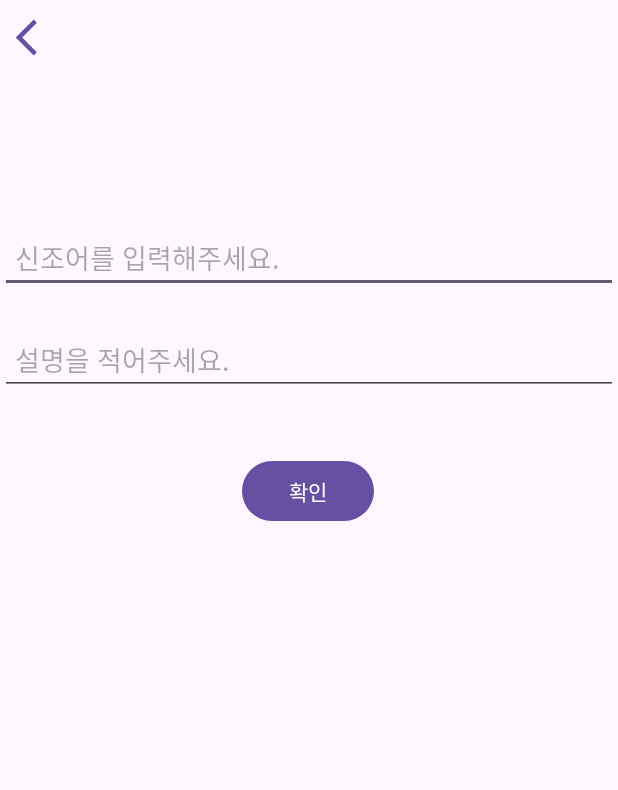
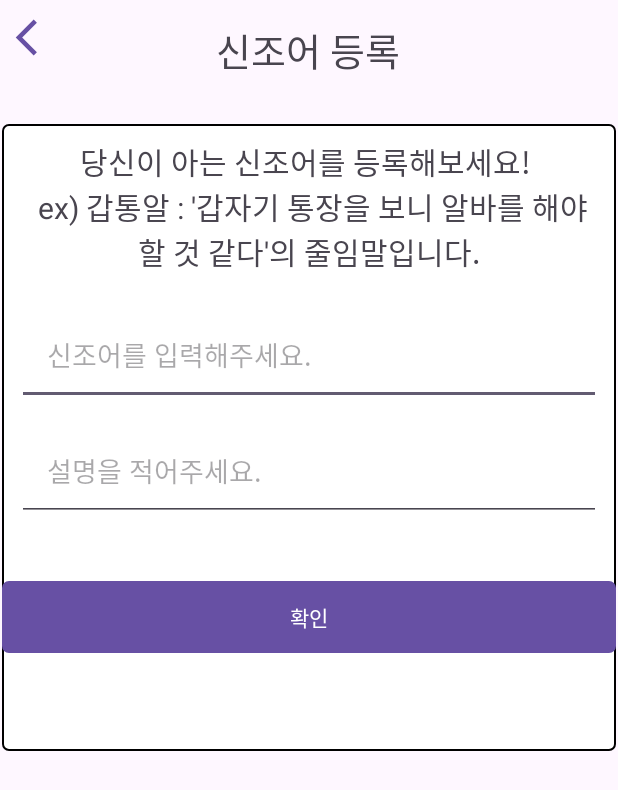
Before and after one commit to Taron8530/vocalist, an Android app: the layout fragment_word_add.xml on its own in the app's theme, with its tools: preview values and no code run, on a phone screen of 412 x 824 dp. Shown: the top 790 px of the screen. Run offline under Robolectric (Android 15) with nearby library versions, the phone set to English and light mode, and no system bars.

Commit message:
레이아웃 바꾸기

```diff
--- a/app/src/main/java/com/example/vocalist/ApiInterface.java
+++ b/app/src/main/java/com/example/vocalist/ApiInterface.java
@@ -18,7 +18,7 @@ public interface ApiInterface {
     Call<CoinedWordPojoClass> searchCoinedWord(
             @Query("search") String word
     );
-    @GET("WordLoad.php")
+    @GET("WordLoad10.php")
     Call<CoinedWordPojoClass> searchCoinedShowWord(
     );
     @GET("WordAdd.php")
--- a/app/src/main/java/com/example/vocalist/CoinedWordFragment.java
+++ b/app/src/main/java/com/example/vocalist/CoinedWordFragment.java
@@ -52,6 +52,7 @@ public class CoinedWordFragment extends Fragment {
         super.onViewCreated(view, savedInstanceState);
         init();
         initListener();
+        startShowData();
     }
     @Override
     public void onAttach(@NonNull Context context) {
@@ -123,7 +124,7 @@ public class CoinedWordFragment extends Fragment {
     }
     public void startShowData(){
         ApiInterface apiInterface = retrofit.create(ApiInterface.class);
-        Call<CoinedWordPojoClass> call = apiInterface.searchCoinedWord("나무");
+        Call<CoinedWordPojoClass> call = apiInterface.searchCoinedShowWord();
         call.enqueue(new Callback<CoinedWordPojoClass>() {
             @Override
             public void onResponse(Call<CoinedWordPojoClass> call, Response<CoinedWordPojoClass> response) {
--- a/app/src/main/java/com/example/vocalist/SearchWordFragment.java
+++ b/app/src/main/java/com/example/vocalist/SearchWordFragment.java
@@ -103,7 +103,7 @@ public class SearchWordFragment extends Fragment {
     }
     public void startShowData(){
         ApiInterface apiInterface = retrofit.create(ApiInterface.class);
-        Call<WordPojoClass> call = apiInterface.searchWord(getResources().getString(R.string.wordApiKey),"사람","json");
+        Call<WordPojoClass> call = apiInterface.searchWord(getResources().getString(R.string.wordApiKey),"벌","json");
         call.enqueue(new Callback<WordPojoClass>() {
             @Override
             public void onResponse(Call<WordPojoClass> call, Response<WordPojoClass> response) {
--- a/app/src/main/java/com/example/vocalist/TranslationFragment.java
+++ b/app/src/main/java/com/example/vocalist/TranslationFragment.java
@@ -92,9 +92,11 @@ public class TranslationFragment extends Fragment {
         translationButton.setOnClickListener(new View.OnClickListener() {
             @Override
             public void onClick(View v) {
-                BackgroundTask task = new BackgroundTask();
-                String tmp = inputEditText.getText().toString();
-                task.execute(tmp);
+                if(!inputEditText.getText().toString().equals("")){
+                    BackgroundTask task = new BackgroundTask();
+                    String tmp = inputEditText.getText().toString();
+                    task.execute(tmp);
+                }
             }
         });
     }
--- a/app/src/main/res/drawable/ic_change_foreground.xml
+++ b/app/src/main/res/drawable/ic_change_foreground.xml
@@ -10,6 +10,9 @@
       android:translateY="5.04">
     <path
         android:fillColor="@android:color/white"
-        android:pathData="M12,2C6.48,2 2,6.48 2,12c0,5.52 4.48,10 10,10s10,-4.48 10,-10C22,6.48 17.52,2 12,2zM12.06,19v-2.01c-0.02,0 -0.04,0 -0.06,0c-1.28,0 -2.56,-0.49 -3.54,-1.46c-1.71,-1.71 -1.92,-4.35 -0.64,-6.29l1.1,1.1c-0.71,1.33 -0.53,3.01 0.59,4.13c0.7,0.7 1.62,1.03 2.54,1.01v-2.14l2.83,2.83L12.06,19zM16.17,14.76l-1.1,-1.1c0.71,-1.33 0.53,-3.01 -0.59,-4.13C13.79,8.84 12.9,8.5 12,8.5c-0.02,0 -0.04,0 -0.06,0v2.15L9.11,7.83L11.94,5v2.02c1.3,-0.02 2.61,0.45 3.6,1.45C17.24,10.17 17.45,12.82 16.17,14.76z"/>
+        android:pathData="M6.41,6l-1.41,1.41l4.58,4.59l-4.58,4.59l1.41,1.41l6,-6z"/>
+    <path
+        android:fillColor="@android:color/white"
+        android:pathData="M13,6l-1.41,1.41l4.58,4.59l-4.58,4.59l1.41,1.41l6,-6z"/>
   </group>
 </vector>
--- a/app/src/main/res/layout/fragment_translation.xml
+++ b/app/src/main/res/layout/fragment_translation.xml
@@ -46,8 +46,7 @@
         android:layout_marginEnd="10dp"
         android:background="@drawable/test_layout_item"
         android:gravity="center"
-        android:text="번역"
-        android:textColor="@color/black"
+        android:hint="번역"
         android:textSize="20dp"
         app:layout_constraintEnd_toEndOf="@+id/spinner"
         app:layout_constraintStart_toStartOf="parent"
@@ -64,16 +63,19 @@
         app:layout_constraintEnd_toEndOf="parent"
         app:layout_constraintTop_toTopOf="parent" />
 
-    <Button
+    <androidx.appcompat.widget.AppCompatButton
         android:id="@+id/translationButton"
         android:layout_width="match_parent"
         android:layout_height="70dp"
         android:layout_marginStart="10dp"
         android:layout_marginTop="8dp"
         android:layout_marginEnd="10dp"
+        android:textColor="@color/main"
         android:background="@drawable/test_layout_item"
+        android:textSize="25dp"
         android:text="번역하기"
         app:layout_constraintEnd_toEndOf="parent"
+        app:layout_constraintHorizontal_bias="0.0"
         app:layout_constraintStart_toStartOf="parent"
         app:layout_constraintTop_toBottomOf="@+id/inputEditText" />
 
--- a/app/src/main/res/layout/fragment_word_add.xml
+++ b/app/src/main/res/layout/fragment_word_add.xml
@@ -6,48 +6,76 @@
     android:layout_height="match_parent"
     tools:context=".WordAddFragment">
 
-    <com.google.android.material.textfield.TextInputEditText
-        android:id="@+id/word_Edittext_WordAddFragment"
-        android:layout_width="match_parent"
-        android:layout_height="wrap_content"
-        android:layout_marginTop="148dp"
-        android:hint="신조어를 입력해주세요."
-        android:padding="10dp"
+    <Button
+        android:id="@+id/back_Button_WordAddFragment"
+        android:layout_width="50dp"
+        android:layout_height="50dp"
+        android:background="@drawable/ic_back_foreground"
+
         app:layout_constraintEnd_toEndOf="parent"
         app:layout_constraintHorizontal_bias="0.0"
         app:layout_constraintStart_toStartOf="parent"
         app:layout_constraintTop_toTopOf="parent" />
 
-    <Button
-        android:id="@+id/submit_WordAddFragment"
+    <TextView
+        android:id="@+id/textView5"
         android:layout_width="wrap_content"
         android:layout_height="wrap_content"
-        android:layout_marginTop="40dp"
-        android:text="확인"
+        android:layout_marginTop="4dp"
+        android:gravity="center"
+        android:padding="10dp"
+        android:text="신조어 등록"
+        android:textSize="25dp"
         app:layout_constraintEnd_toEndOf="parent"
-        app:layout_constraintHorizontal_bias="0.498"
-        app:layout_constraintStart_toStartOf="parent"
-        app:layout_constraintTop_toBottomOf="@+id/wordDetailEditText_WordAddFragment" />
-
-    <com.google.android.material.textfield.TextInputEditText
-        android:id="@+id/wordDetailEditText_WordAddFragment"
-        android:layout_width="match_parent"
-        android:layout_height="wrap_content"
-        android:layout_marginTop="216dp"
-        android:hint="설명을 적어주세요."
-        android:padding="10dp"
-        app:layout_constraintEnd_toEndOf="parent"
-        app:layout_constraintHorizontal_bias="0.0"
-        app:layout_constraintStart_toStartOf="parent"
+        app:layout_constraintHorizontal_bias="0.383"
+        app:layout_constraintStart_toEndOf="@+id/back_Button_WordAddFragment"
         app:layout_constraintTop_toTopOf="parent" />
 
-    <Button
-        android:id="@+id/back_Button_WordAddFragment"
-        android:layout_width="50dp"
-        android:layout_height="50dp"
-        android:background="@drawable/ic_back_foreground"
+    <LinearLayout
+        android:layout_width="409dp"
+        android:layout_height="418dp"
+        android:orientation="vertical"
+        android:layout_marginTop="20dp"
+        android:background="@drawable/test_layout_item"
         app:layout_constraintEnd_toEndOf="parent"
-        app:layout_constraintHorizontal_bias="0.0"
         app:layout_constraintStart_toStartOf="parent"
-        app:layout_constraintTop_toTopOf="parent" />
+        app:layout_constraintTop_toBottomOf="@+id/textView5">
+
+        <TextView
+            android:id="@+id/textView6"
+            android:layout_width="match_parent"
+            android:layout_height="wrap_content"
+            android:gravity="center"
+            android:padding="10dp"
+            android:text="당신이 아는 신조어를 등록해보세요! \n ex) 갑통알 : '갑자기 통장을 보니 알바를 해야할 것 같다'의 줄임말입니다."
+            android:textSize="20dp" />
+
+        <com.google.android.material.textfield.TextInputEditText
+            android:id="@+id/word_Edittext_WordAddFragment"
+            android:layout_width="match_parent"
+            android:layout_height="wrap_content"
+            android:layout_marginHorizontal="10dp"
+            android:layout_marginTop="10dp"
+            android:hint="신조어를 입력해주세요."
+            android:padding="20dp" />
+
+        <com.google.android.material.textfield.TextInputEditText
+            android:id="@+id/wordDetailEditText_WordAddFragment"
+            android:layout_width="match_parent"
+            android:layout_height="wrap_content"
+            android:layout_marginHorizontal="10dp"
+            android:layout_marginTop="10dp"
+            android:hint="설명을 적어주세요."
+            android:padding="20dp" />
+
+        <Button
+            android:id="@+id/submit_WordAddFragment"
+            android:layout_width="match_parent"
+            android:layout_height="wrap_content"
+            android:layout_marginTop="40dp"
+            android:background="@drawable/test_layout_item"
+            android:layout_gravity="center"
+            android:gravity="center"
+            android:text="확인" />
+    </LinearLayout>
 </androidx.constraintlayout.widget.ConstraintLayout>
```
Also changed, not shown: app/src/main/ic_change-playstore.png, app/src/main/res/mipmap-hdpi/ic_change.png, app/src/main/res/mipmap-hdpi/ic_change_round.png, app/src/main/res/mipmap-mdpi/ic_change.png, app/src/main/res/mipmap-mdpi/ic_change_round.png, app/src/main/res/mipmap-xhdpi/ic_change.png, app/src/main/res/mipmap-xhdpi/ic_change_round.png, app/src/main/res/mipmap-xxhdpi/ic_change.png, app/src/main/res/mipmap-xxhdpi/ic_change_round.png, app/src/main/res/mipmap-xxxhdpi/ic_change.png, app/src/main/res/mipmap-xxxhdpi/ic_change_round.png.
